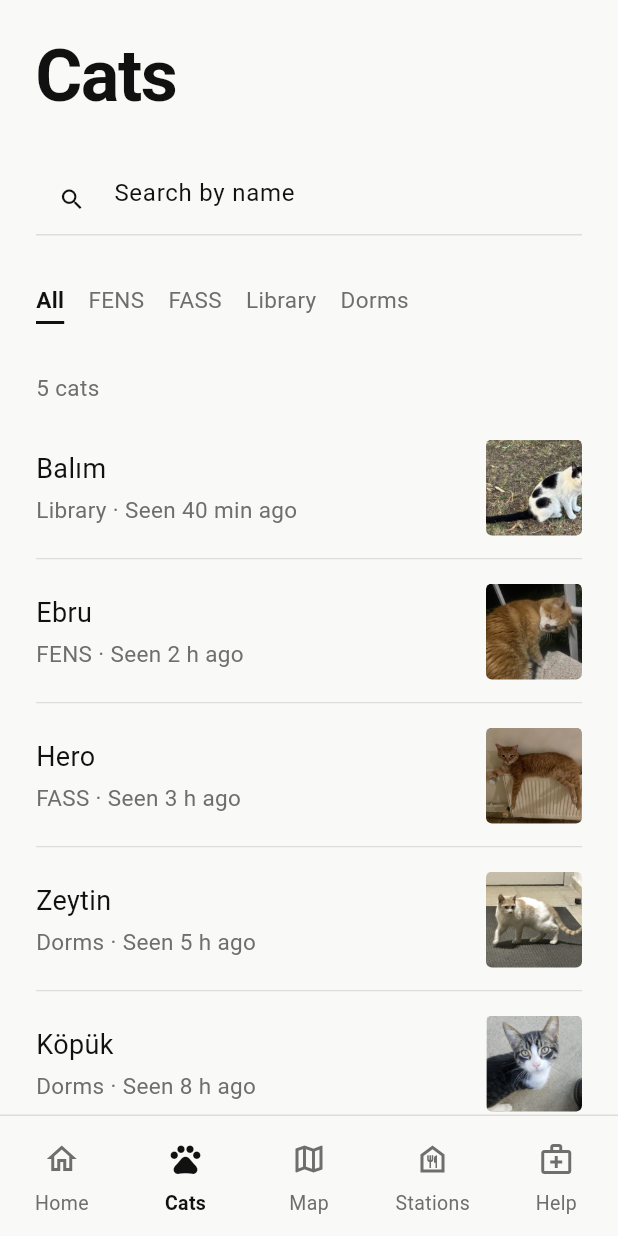
After one commit to rrafet/catlas, a Flutter app: the MainShell screen opened directly, item 2 of the bottom bar chosen, on a phone screen of 412 x 824 dp. The commit adds this screen. Run offline on Flutter 3.47's test engine with Material 3 defaults, Android fonts, the phone set to English and light mode, and no system bars; our stand-ins replace material_ui.

Commit message:
Add navigation and cats screen

```diff
--- /dev/null
+++ b/lib/app/main_shell.dart
@@ -0,0 +1,68 @@
+import 'package:material_ui/material_ui.dart';
+
+import '../features/cats/cats_screen.dart';
+import '../features/home/home_screen.dart';
+import '../features/map/map_screen.dart';
+import '../features/reports/needs_help_screen.dart';
+import '../features/stations/stations_screen.dart';
+
+class MainShell extends StatefulWidget {
+  const MainShell({super.key});
+
+  @override
+  State<MainShell> createState() => _MainShellState();
+}
+
+class _MainShellState extends State<MainShell> {
+  int _selectedIndex = 0;
+
+  @override
+  Widget build(BuildContext context) {
+    return Scaffold(
+      body: IndexedStack(
+        index: _selectedIndex,
+        children: const [
+          HomeScreen(),
+          CatsScreen(),
+          MapScreen(),
+          StationsScreen(),
+          NeedsHelpScreen(),
+        ],
+      ),
+      bottomNavigationBar: Column(
+        mainAxisSize: MainAxisSize.min,
+        children: [
+          const Divider(),
+          NavigationBar(
+            selectedIndex: _selectedIndex,
+            onDestinationSelected: (index) =>
+                setState(() => _selectedIndex = index),
+            destinations: const [
+              NavigationDestination(
+                icon: Icon(Icons.home_outlined),
+                selectedIcon: Icon(Icons.home),
+                label: 'Home',
+              ),
+              NavigationDestination(icon: Icon(Icons.pets), label: 'Cats'),
+              NavigationDestination(
+                icon: Icon(Icons.map_outlined),
+                selectedIcon: Icon(Icons.map),
+                label: 'Map',
+              ),
+              NavigationDestination(
+                icon: Icon(Icons.food_bank_outlined),
+                selectedIcon: Icon(Icons.food_bank),
+                label: 'Stations',
+              ),
+              NavigationDestination(
+                icon: Icon(Icons.medical_services_outlined),
+                selectedIcon: Icon(Icons.medical_services),
+                label: 'Help',
+              ),
+            ],
+          ),
+        ],
+      ),
+    );
+  }
+}
--- /dev/null
+++ b/lib/data/cat.dart
@@ -0,0 +1,15 @@
+class Cat {
+  const Cat({
+    required this.id,
+    required this.name,
+    required this.zone,
+    required this.lastSeen,
+    required this.photo,
+  });
+
+  final String id;
+  final String name;
+  final String zone;
+  final String lastSeen;
+  final String photo;
+}
--- a/lib/data/placeholder_data.dart
+++ b/lib/data/placeholder_data.dart
@@ -1,2 +1,42 @@
+import 'cat.dart';
+
 const String joinCode = 'SUCATS';
 const String orgName = 'Sabancı University';
+
+const List<Cat> placeholderCats = [
+  Cat(
+    id: 'SU-001',
+    name: 'Balım',
+    zone: 'Library',
+    lastSeen: '40 min ago',
+    photo: 'assets/images/cats/SU-001.jpg',
+  ),
+  Cat(
+    id: 'SU-002',
+    name: 'Ebru',
+    zone: 'FENS',
+    lastSeen: '2 h ago',
+    photo: 'assets/images/cats/SU-002.jpg',
+  ),
+  Cat(
+    id: 'SU-003',
+    name: 'Hero',
+    zone: 'FASS',
+    lastSeen: '3 h ago',
+    photo: 'assets/images/cats/SU-003.jpg',
+  ),
+  Cat(
+    id: 'SU-004',
+    name: 'Zeytin',
+    zone: 'Dorms',
+    lastSeen: '5 h ago',
+    photo: 'assets/images/cats/SU-004.jpg',
+  ),
+  Cat(
+    id: 'SU-005',
+    name: 'Köpük',
+    zone: 'Dorms',
+    lastSeen: '8 h ago',
+    photo: 'assets/images/cats/SU-005.jpg',
+  ),
+];
--- a/lib/features/auth/join_screen.dart
+++ b/lib/features/auth/join_screen.dart
@@ -1,11 +1,11 @@
 import 'package:flutter/services.dart';
 import 'package:material_ui/material_ui.dart';
 
+import '../../app/main_shell.dart';
 import '../../data/placeholder_data.dart';
 import '../../theme/app_spacing.dart';
 import '../../theme/app_text_styles.dart';
 import '../../widgets/primary_button.dart';
-import '../home/home_screen.dart';
 
 class JoinScreen extends StatefulWidget {
   const JoinScreen({super.key});
@@ -33,7 +33,7 @@ class _JoinScreenState extends State<JoinScreen> {
     }
     Navigator.pushAndRemoveUntil(
       context,
-      MaterialPageRoute(builder: (context) => const HomeScreen()),
+      MaterialPageRoute(builder: (context) => const MainShell()),
       (route) => false,
     );
   }
--- /dev/null
+++ b/lib/features/cats/cats_screen.dart
@@ -0,0 +1,165 @@
+import 'package:material_ui/material_ui.dart';
+
+import '../../data/cat.dart';
+import '../../data/placeholder_data.dart';
+import '../../theme/app_colors.dart';
+import '../../theme/app_spacing.dart';
+import '../../theme/app_text_styles.dart';
+import '../../widgets/cat_card.dart';
+
+const List<String> _zones = ['All', 'FENS', 'FASS', 'Library', 'Dorms'];
+
+class CatsScreen extends StatefulWidget {
+  const CatsScreen({super.key});
+
+  @override
+  State<CatsScreen> createState() => _CatsScreenState();
+}
+
+class _CatsScreenState extends State<CatsScreen> {
+  final List<Cat> _cats = List.of(placeholderCats);
+  String _query = '';
+  String _selectedZone = 'All';
+
+  List<Cat> get _visibleCats {
+    final query = _query.toLowerCase();
+    return _cats
+        .where((cat) => _selectedZone == 'All' || cat.zone == _selectedZone)
+        .where((cat) => cat.name.toLowerCase().contains(query))
+        .toList();
+  }
+
+  void _removeCat(Cat cat) {
+    setState(() => _cats.remove(cat));
+    ScaffoldMessenger.of(context)
+      ..hideCurrentSnackBar()
+      ..showSnackBar(SnackBar(content: Text('${cat.name} removed')));
+  }
+
+  @override
+  Widget build(BuildContext context) {
+    final visibleCats = _visibleCats;
+    return Scaffold(
+      body: SafeArea(
+        child: ListView(
+          padding: const EdgeInsets.all(AppSpacing.pagePadding),
+          children: [
+            // Header
+            const Text('Cats', style: AppTextStyles.title),
+            const SizedBox(height: AppSpacing.large),
+            // Search
+            TextField(
+              onChanged: (value) => setState(() => _query = value),
+              decoration: const InputDecoration(
+                hintText: 'Search by name',
+                prefixIcon: Icon(Icons.search),
+              ),
+            ),
+            const SizedBox(height: AppSpacing.large),
+            // Zones
+            Wrap(
+              spacing: AppSpacing.medium,
+              runSpacing: AppSpacing.small,
+              children: [
+                for (final zone in _zones)
+                  _ZoneTab(
+                    label: zone,
+                    selected: zone == _selectedZone,
+                    onTap: () => setState(() => _selectedZone = zone),
+                  ),
+              ],
+            ),
+            const SizedBox(height: AppSpacing.large),
+            Text(
+              visibleCats.length == 1 ? '1 cat' : '${visibleCats.length} cats',
+              style: AppTextStyles.itemSubtitle,
+            ),
+            const SizedBox(height: AppSpacing.small),
+            // List
+            if (visibleCats.isEmpty)
+              const Padding(
+                padding: EdgeInsets.symmetric(vertical: AppSpacing.large),
+                child: Center(
+                  child: Text(
+                    'No cats found',
+                    style: AppTextStyles.itemSubtitle,
+                  ),
+                ),
+              ),
+            for (final cat in visibleCats)
+              Dismissible(
+                key: ValueKey(cat.id),
+                direction: DismissDirection.endToStart,
+                background: const _RemoveBackground(),
+                onDismissed: (_) => _removeCat(cat),
+                child: CatCard(cat: cat),
+              ),
+          ],
+        ),
+      ),
+    );
+  }
+}
+
+class _ZoneTab extends StatelessWidget {
+  const _ZoneTab({
+    required this.label,
+    required this.selected,
+    required this.onTap,
+  });
+
+  final String label;
+  final bool selected;
+  final VoidCallback onTap;
+
+  @override
+  Widget build(BuildContext context) {
+    return GestureDetector(
+      onTap: onTap,
+      child: Container(
+        padding: const EdgeInsets.only(bottom: AppSpacing.tiny),
+        decoration: BoxDecoration(
+          border: Border(
+            bottom: BorderSide(
+              color: selected ? AppColors.textPrimary : Colors.transparent,
+              width: 2,
+            ),
+          ),
+        ),
+        child: Text(
+          label,
+          style: selected
+              ? AppTextStyles.itemSubtitle.copyWith(
+                  color: AppColors.textPrimary,
+                  fontWeight: FontWeight.w600,
+                )
+              : AppTextStyles.itemSubtitle,
+        ),
+      ),
+    );
+  }
+}
+
+class _RemoveBackground extends StatelessWidget {
+  const _RemoveBackground();
+
+  @override
+  Widget build(BuildContext context) {
+    return Container(
+      color: AppColors.textPrimary,
+      alignment: Alignment.centerRight,
+      padding: const EdgeInsets.symmetric(horizontal: AppSpacing.large),
+      child: Column(
+        mainAxisSize: MainAxisSize.min,
+        children: [
+          const Icon(Icons.delete_outline, color: AppColors.onPrimary),
+          const SizedBox(height: AppSpacing.tiny),
+          Text(
+            'Remove',
+            style: AppTextStyles.body.copyWith(color: AppColors.onPrimary),
+          ),
+        ],
+      ),
+    );
+  }
+}
--- /dev/null
+++ b/lib/features/map/map_screen.dart
@@ -0,0 +1,20 @@
+import 'package:material_ui/material_ui.dart';
+
+import '../../theme/app_spacing.dart';
+import '../../theme/app_text_styles.dart';
+
+class MapScreen extends StatelessWidget {
+  const MapScreen({super.key});
+
+  @override
+  Widget build(BuildContext context) {
+    return const Scaffold(
+      body: SafeArea(
+        child: SingleChildScrollView(
+          padding: EdgeInsets.all(AppSpacing.pagePadding),
+          child: Text('Map', style: AppTextStyles.title),
+        ),
+      ),
+    );
+  }
+}
--- /dev/null
+++ b/lib/features/reports/needs_help_screen.dart
@@ -0,0 +1,20 @@
+import 'package:material_ui/material_ui.dart';
+
+import '../../theme/app_spacing.dart';
+import '../../theme/app_text_styles.dart';
+
+class NeedsHelpScreen extends StatelessWidget {
+  const NeedsHelpScreen({super.key});
+
+  @override
+  Widget build(BuildContext context) {
+    return const Scaffold(
+      body: SafeArea(
+        child: SingleChildScrollView(
+          padding: EdgeInsets.all(AppSpacing.pagePadding),
+          child: Text('Needs help', style: AppTextStyles.title),
+        ),
+      ),
+    );
+  }
+}
--- /dev/null
+++ b/lib/features/stations/stations_screen.dart
@@ -0,0 +1,20 @@
+import 'package:material_ui/material_ui.dart';
+
+import '../../theme/app_spacing.dart';
+import '../../theme/app_text_styles.dart';
+
+class StationsScreen extends StatelessWidget {
+  const StationsScreen({super.key});
+
+  @override
+  Widget build(BuildContext context) {
+    return const Scaffold(
+      body: SafeArea(
+        child: SingleChildScrollView(
+          padding: EdgeInsets.all(AppSpacing.pagePadding),
+          child: Text('Stations', style: AppTextStyles.title),
+        ),
+      ),
+    );
+  }
+}
--- a/lib/theme/app_spacing.dart
+++ b/lib/theme/app_spacing.dart
@@ -1,4 +1,5 @@
 class AppSpacing {
+  static const double tiny = 4;
   static const double small = 8;
   static const double medium = 16;
   static const double large = 32;
@@ -6,4 +7,5 @@ class AppSpacing {
 
   static const double buttonPaddingVertical = 18;
   static const double radius = 4;
+  static const double thumbnail = 64;
 }
--- a/lib/theme/app_text_styles.dart
+++ b/lib/theme/app_text_styles.dart
@@ -42,6 +42,18 @@ class AppTextStyles {
     color: AppColors.textPrimary,
   );
 
+  static const TextStyle itemTitle = TextStyle(
+    fontFamily: fontFamily,
+    fontSize: 18,
+    color: AppColors.textPrimary,
+  );
+
+  static const TextStyle itemSubtitle = TextStyle(
+    fontFamily: fontFamily,
+    fontSize: 15,
+    color: AppColors.textSecondary,
+  );
+
   static const TextStyle button = TextStyle(
     fontFamily: fontFamily,
     fontSize: 17,
--- a/lib/theme/app_theme.dart
+++ b/lib/theme/app_theme.dart
@@ -35,6 +35,42 @@ class AppTheme {
       errorStyle: TextStyle(color: AppColors.error),
       helperStyle: TextStyle(color: AppColors.textSecondary),
     ),
+    cardTheme: const CardThemeData(
+      color: AppColors.background,
+      elevation: 0,
+      margin: EdgeInsets.zero,
+      shape: Border(bottom: BorderSide(color: AppColors.divider)),
+    ),
+    dividerTheme: const DividerThemeData(
+      color: AppColors.divider,
+      thickness: 1,
+      space: 1,
+    ),
+    navigationBarTheme: NavigationBarThemeData(
+      backgroundColor: AppColors.background,
+      elevation: 0,
+      surfaceTintColor: Colors.transparent,
+      indicatorColor: Colors.transparent,
+      iconTheme: WidgetStateProperty.resolveWith(
+        (states) => IconThemeData(
+          color: states.contains(WidgetState.selected)
+              ? AppColors.textPrimary
+              : AppColors.textSecondary,
+        ),
+      ),
+      labelTextStyle: WidgetStateProperty.resolveWith(
+        (states) => TextStyle(
+          fontFamily: AppTextStyles.fontFamily,
+          fontSize: 13,
+          fontWeight: states.contains(WidgetState.selected)
+              ? FontWeight.w600
+              : FontWeight.w400,
+          color: states.contains(WidgetState.selected)
+              ? AppColors.textPrimary
+              : AppColors.textSecondary,
+        ),
+      ),
+    ),
     filledButtonTheme: FilledButtonThemeData(
       style: FilledButton.styleFrom(
         backgroundColor: AppColors.textPrimary,
--- /dev/null
+++ b/lib/widgets/cat_card.dart
@@ -0,0 +1,54 @@
+import 'package:material_ui/material_ui.dart';
+
+import '../data/cat.dart';
+import '../theme/app_spacing.dart';
+import '../theme/app_text_styles.dart';
+
+class CatCard extends StatelessWidget {
+  const CatCard({super.key, required this.cat});
+
+  final Cat cat;
+
+  @override
+  Widget build(BuildContext context) {
+    return Card(
+      child: Padding(
+        padding: const EdgeInsets.symmetric(vertical: AppSpacing.medium),
+        child: Row(
+          children: [
+            Expanded(
+              child: Column(
+                crossAxisAlignment: CrossAxisAlignment.start,
+                children: [
+                  Text(
+                    cat.name,
+                    style: AppTextStyles.itemTitle,
+                    maxLines: 1,
+                    overflow: TextOverflow.ellipsis,
+                  ),
+                  const SizedBox(height: AppSpacing.tiny),
+                  Text(
+                    '${cat.zone} · Seen ${cat.lastSeen}',
+                    style: AppTextStyles.itemSubtitle,
+                    maxLines: 1,
+                    overflow: TextOverflow.ellipsis,
+                  ),
+                ],
+              ),
+            ),
+            const SizedBox(width: AppSpacing.medium),
+            ClipRRect(
+              borderRadius: BorderRadius.circular(AppSpacing.radius),
+              child: Image.asset(
+                cat.photo,
+                width: AppSpacing.thumbnail,
+                height: AppSpacing.thumbnail,
+                fit: BoxFit.cover,
+              ),
+            ),
+          ],
+        ),
+      ),
+    );
+  }
+}
--- a/pubspec.yaml
+++ b/pubspec.yaml
@@ -57,6 +57,7 @@ flutter:
 
   assets:
     - assets/images/catlas_icon.png
+    - assets/images/cats/
 
   # To add assets to your application, add an assets section, like this:
   # assets:
```
Also changed, not shown: assets/images/cats/SU-001.jpg (added), assets/images/cats/SU-002.jpg (added), assets/images/cats/SU-003.jpg (added), assets/images/cats/SU-004.jpg (added), assets/images/cats/SU-005.jpg (added).
